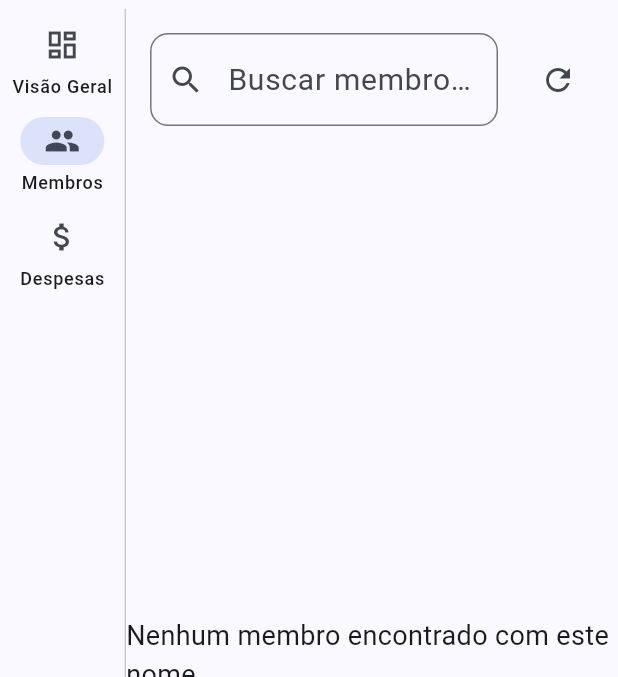
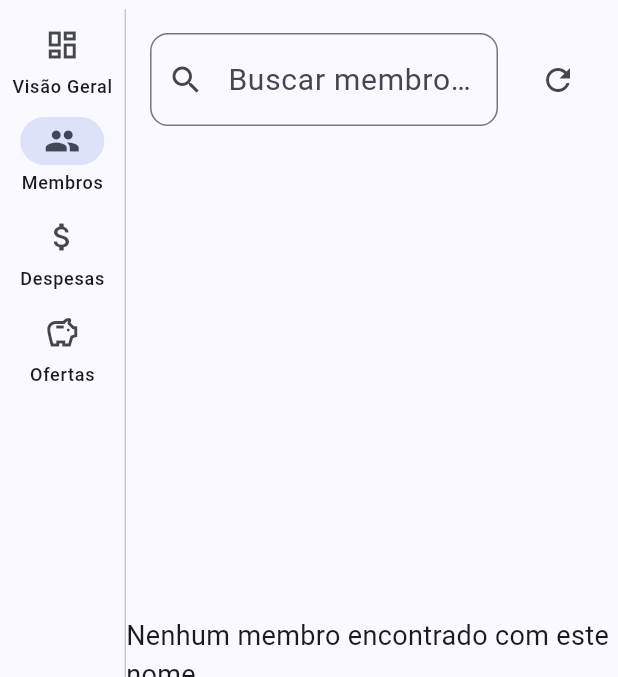
Before and after one commit to BrendoChagas/EkklesiaGestao, a Flutter app: the screen it shows once a user with an empty profile is signed in, after a tap on "Membros", on a phone screen of 412 x 824 dp, the part 75-752 px from its top. Run offline on Flutter 3.47's test engine with Material 3 defaults, Android fonts, the phone set to English and light mode, and no system bars; our stand-ins replace flutter_riverpod, go_router, google_fonts, supabase_flutter; accounts and stored records are empty.

Commit message:
feat: implement incomes module and update dashboard with balance calculation

```diff
--- a/lib/features/home/dashboard_page.dart
+++ b/lib/features/home/dashboard_page.dart
@@ -4,6 +4,7 @@ import 'package:intl/intl.dart';
 
 import '../members/members_provider.dart';
 import '../expenses/expenses_provider.dart';
+import '../incomes/incomes_provider.dart';
 
 class DashboardPage extends ConsumerWidget {
   const DashboardPage({super.key});
@@ -12,18 +13,26 @@ class DashboardPage extends ConsumerWidget {
   Widget build(BuildContext context, WidgetRef ref) {
     final membersAsync = ref.watch(membersListProvider);
     final expensesAsync = ref.watch(expensesListProvider);
+    final incomesAsync = ref.watch(incomesListProvider);
 
     // We can compute the total members and total expenses
     int totalMembers = 0;
-    double totalAmmount = 0;
+    double totalExpensesAmount = 0;
+    double totalIncomesAmount = 0;
 
     membersAsync.whenData((members) {
       totalMembers = members.length;
     });
 
     expensesAsync.whenData((expenses) {
-      totalAmmount = expenses.fold(0.0, (sum, expense) => sum + expense.valor);
+      totalExpensesAmount = expenses.fold(0.0, (sum, expense) => sum + expense.valor);
     });
+
+    incomesAsync.whenData((incomes) {
+      totalIncomesAmount = incomes.fold(0.0, (sum, income) => sum + income.valor);
+    });
+
+    double finalBalance = totalIncomesAmount - totalExpensesAmount;
 
     final currencyFormat = NumberFormat.currency(locale: 'pt_BR', symbol: 'R\$');
 
@@ -51,19 +60,57 @@ class DashboardPage extends ConsumerWidget {
                 );
                 final card2 = _buildSummaryCard(
                   context,
+                  title: 'Total de Entradas',
+                  value: incomesAsync.isLoading ? '...' : currencyFormat.format(totalIncomesAmount),
+                  icon: Icons.download,
+                  color: Colors.green,
+                );
+                final card3 = _buildSummaryCard(
+                  context,
                   title: 'Despesas Totais',
-                  value: expensesAsync.isLoading ? '...' : currencyFormat.format(totalAmmount),
-                  icon: Icons.attach_money,
+                  value: expensesAsync.isLoading ? '...' : currencyFormat.format(totalExpensesAmount),
+                  icon: Icons.upload,
                   color: Colors.red,
                 );
+                final card4 = _buildSummaryCard(
+                  context,
+                  title: 'Saldo Final',
+                  value: (incomesAsync.isLoading || expensesAsync.isLoading) ? '...' : currencyFormat.format(finalBalance),
+                  icon: Icons.account_balance_wallet,
+                  color: finalBalance >= 0 ? Colors.teal : Colors.orange,
+                );
 
-                if (constraints.maxWidth > 500) {
+                if (constraints.maxWidth > 800) {
                   return Row(
                     children: [
                       Expanded(child: card1),
                       const SizedBox(width: 16),
                       Expanded(child: card2),
+                      const SizedBox(width: 16),
+                      Expanded(child: card3),
+                      const SizedBox(width: 16),
+                      Expanded(child: card4),
                     ],
+                  );
+                } else if (constraints.maxWidth > 500) {
+                  return Column(
+                    children: [
+                      Row(
+                        children: [
+                          Expanded(child: card1),
+                          const SizedBox(width: 16),
+                          Expanded(child: card2),
+                        ],
+                      ),
+                      const SizedBox(height: 16),
+                      Row(
+                        children: [
+                           Expanded(child: card3),
+                           const SizedBox(width: 16),
+                           Expanded(child: card4),
+                        ]
+                      )
+                    ]
                   );
                 } else {
                   return Column(
@@ -72,6 +119,10 @@ class DashboardPage extends ConsumerWidget {
                       card1,
                       const SizedBox(height: 16),
                       card2,
+                      const SizedBox(height: 16),
+                      card3,
+                      const SizedBox(height: 16),
+                      card4,
                     ],
                   );
                 }
@@ -96,6 +147,7 @@ class DashboardPage extends ConsumerWidget {
                   onTap: () {
                     ref.refresh(membersListProvider);
                     ref.refresh(expensesListProvider);
+                    ref.refresh(incomesListProvider);
                     ScaffoldMessenger.of(context).showSnackBar(
                       const SnackBar(content: Text('Dados atualizados com sucesso!'), duration: Duration(seconds: 1)),
                     );
--- a/lib/features/home/home_page.dart
+++ b/lib/features/home/home_page.dart
@@ -3,6 +3,7 @@ import 'package:flutter_riverpod/flutter_riverpod.dart';
 import '../../core/providers/auth_provider.dart';
 import '../members/members_page.dart'; // Add o import novo
 import '../expenses/expenses_page.dart'; // Adicondo import das dispesas
+import '../incomes/incomes_page.dart'; // Import das Entradas / Ofertas
 import 'dashboard_page.dart'; // Import the new dashboard
 
 class HomePage extends ConsumerStatefulWidget {
@@ -19,6 +20,7 @@ class _HomePageState extends ConsumerState<HomePage> {
     DashboardPage(), // Usando o novo widget do painel central
     MembersPage(), // Inserir a classe importável MembersPage no lugar do texto cru
     ExpensesPage(), // Abas de Despesa conectada
+    IncomesPage(), // Abas de Entradas/Ofertas conectada
   ];
 
   @override
@@ -80,6 +82,11 @@ class _HomePageState extends ConsumerState<HomePage> {
                 selectedIcon: Icon(Icons.attach_money),
                 label: Text('Despesas'),
               ),
+              NavigationRailDestination(
+                icon: Icon(Icons.savings_outlined),
+                selectedIcon: Icon(Icons.savings),
+                label: Text('Ofertas'),
+              ),
             ],
           ),
           const VerticalDivider(thickness: 1, width: 1),
```
Also changed, not shown: lib/features/incomes/incomes_page.dart (added, +320 -0 lines), lib/features/incomes/incomes_provider.dart (added, +51 -0 lines), lib/features/incomes/incomes_service.dart (added, +92 -0 lines).
